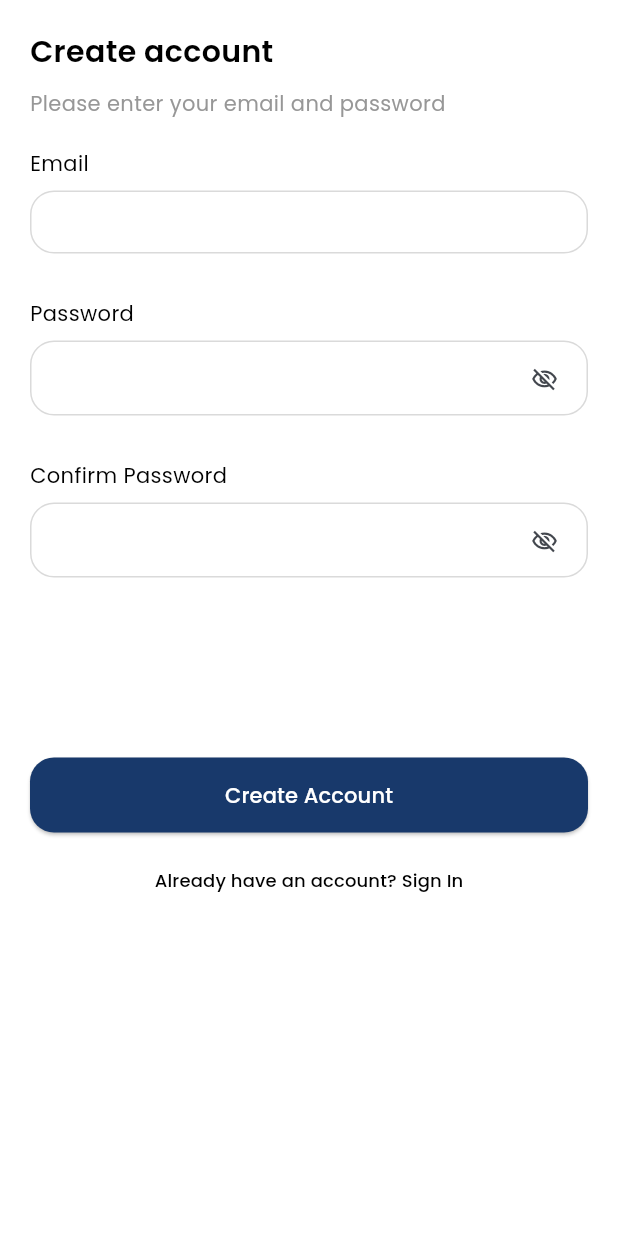
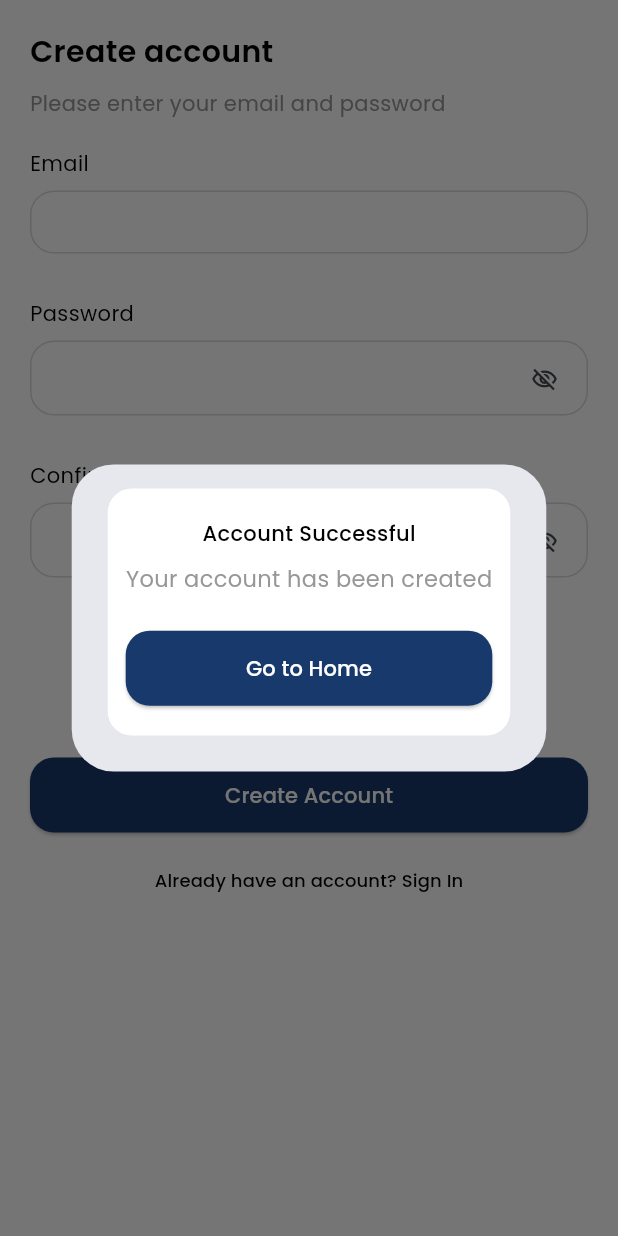
Before and after one commit to theshotayoboluwatife/bmg_lager_bombasticmedia, a Flutter app: the SignUpScreen screen opened by its route, after a tap on "Create Account", on a phone screen of 412 x 824 dp. Run offline on Flutter 3.47's test engine with Material 3 defaults, Android fonts, the phone set to English and light mode, and no system bars; our stand-ins replace gap, go_router; project files that could hold a hidden picture were left out.

Commit message:
fixes in alert box

```diff
--- a/lib/features/authentication/screens/sign_up_screen.dart
+++ b/lib/features/authentication/screens/sign_up_screen.dart
@@ -86,12 +86,13 @@ class _SignUpScreenState extends State<SignUpScreen> {
                 const Gap(8.0),
                 PasswordTextField(controller: confirmPasswordController),
                 const Gap(120.0),
-                AppButton(onPressed: () {}, text: 'Create Account'),
+                AppButton(
+                    onPressed: () => _showDialog(), text: 'Create Account'),
                 const Gap(8.0),
                 Align(
                   alignment: Alignment.center,
                   child: TextButton(
-                    onPressed: () => _showDialog(),
+                    onPressed: () {},
                     child: const AppText(
                       text: 'Already have an account? Sign In',
                       fontSize: 12,
```
